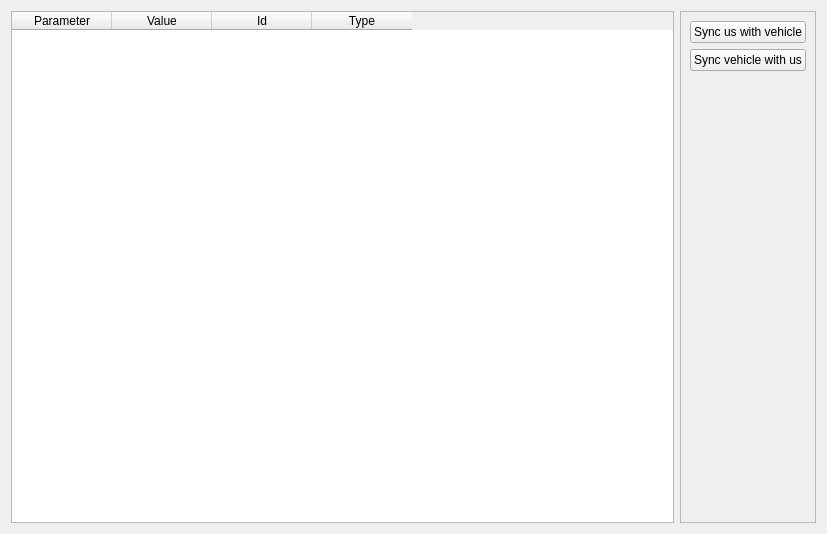
First picture: the form in parameterlist.ui, repository Enem-20/CGS, before the edit.
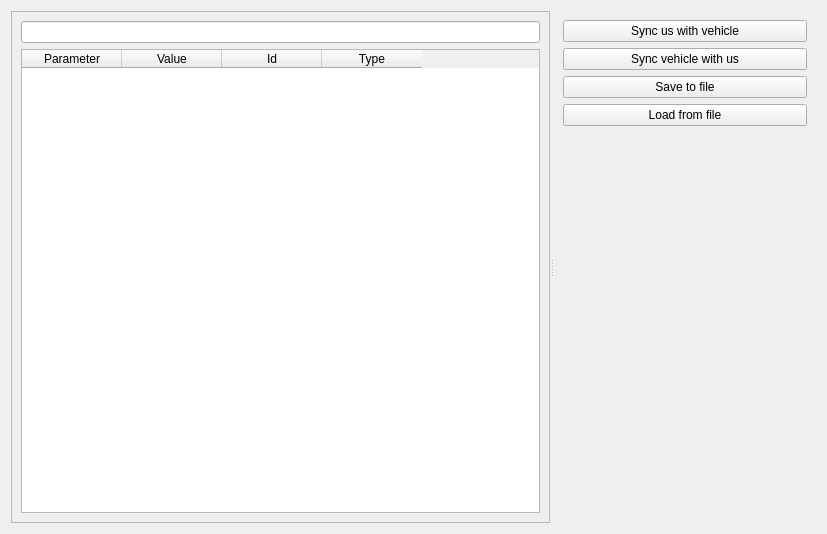
Second picture: the form after the edit.

The edit to the form file:
```diff
--- a/parameterlist.ui
+++ b/parameterlist.ui
@@ -15,9 +15,25 @@
   </property>
   <layout class="QGridLayout" name="gridLayout">
    <item row="0" column="0">
+    <widget class="QSplitter" name="splitter">
+     <property name="orientation">
+      <enum>Qt::Horizontal</enum>
+     </property>
+     <widget class="QFrame" name="frame_2">
+      <property name="frameShape">
+       <enum>QFrame::StyledPanel</enum>
+      </property>
+      <property name="frameShadow">
+       <enum>QFrame::Raised</enum>
+      </property>
+      <layout class="QVBoxLayout" name="verticalLayout_2">
+       <item>
+        <widget class="QLineEdit" name="lineEdit"/>
+       </item>
+       <item>
     <widget class="QTableWidget" name="parameterList">
      <property name="sizeAdjustPolicy">
-      <enum>QAbstractScrollArea::SizeAdjustPolicy::AdjustToContents</enum>
+          <enum>QAbstractScrollArea::AdjustIgnored</enum>
      </property>
      <property name="sortingEnabled">
       <bool>true</bool>
@@ -50,13 +66,11 @@
      </column>
     </widget>
    </item>
-   <item row="0" column="1">
+      </layout>
+     </widget>
     <widget class="QFrame" name="frame">
      <property name="frameShape">
-      <enum>QFrame::Shape::StyledPanel</enum>
-     </property>
-     <property name="frameShadow">
-      <enum>QFrame::Shadow::Raised</enum>
+       <enum>QFrame::NoFrame</enum>
      </property>
      <layout class="QVBoxLayout" name="verticalLayout">
       <item>
@@ -73,6 +87,20 @@
         </property>
        </widget>
       </item>
+       <item>
+        <widget class="QPushButton" name="saveToFileButton">
+         <property name="text">
+          <string>Save to file</string>
+         </property>
+        </widget>
+       </item>
+       <item>
+        <widget class="QPushButton" name="loadFromFileButton">
+         <property name="text">
+          <string>Load from file</string>
+         </property>
+        </widget>
+       </item>
       <item>
        <spacer name="verticalSpacer">
         <property name="orientation">
@@ -87,6 +115,7 @@
        </spacer>
       </item>
      </layout>
+     </widget>
     </widget>
    </item>
   </layout>
```
Left out of the diff: 2 changed lines with no effect on the pictures. Lines whose indentation alone changed are shown as unchanged.
